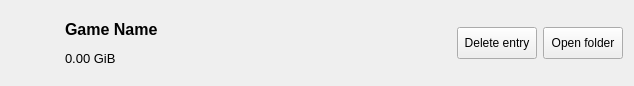
Above: src/forms/backupitem.ui from codestation/qcma before the change. Below: the same form after it.
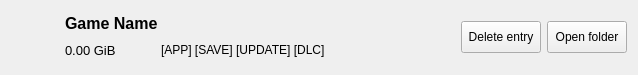
That is the form after the change.

Patch:
```diff
--- a/src/forms/backupitem.ui
+++ b/src/forms/backupitem.ui
@@ -6,10 +6,16 @@
    <rect>
     <x>0</x>
     <y>0</y>
-    <width>634</width>
-    <height>86</height>
+    <width>638</width>
+    <height>75</height>
    </rect>
   </property>
+  <property name="sizePolicy">
+   <sizepolicy hsizetype="Preferred" vsizetype="Maximum">
+    <horstretch>0</horstretch>
+    <verstretch>0</verstretch>
+   </sizepolicy>
+  </property>
   <property name="windowTitle">
    <string/>
   </property>
@@ -42,11 +48,57 @@
       </widget>
      </item>
      <item>
-      <widget class="QLabel" name="itemName">
-       <property name="text">
-        <string>&lt;html&gt;&lt;head/&gt;&lt;body&gt;&lt;p&gt;&lt;span style=&quot; font-size:12pt; font-weight:600;&quot;&gt;Game Name&lt;/span&gt;&lt;/p&gt;&lt;p&gt;&lt;span style=&quot; font-size:10pt;&quot;&gt;0.00 GiB&lt;/span&gt;&lt;/p&gt;&lt;/body&gt;&lt;/html&gt;</string>
+      <layout class="QVBoxLayout" name="verticalLayout_2">
+       <property name="rightMargin">
+        <number>5</number>
        </property>
-      </widget>
+       <item>
+        <widget class="QLabel" name="gameLabel">
+         <property name="text">
+          <string>&lt;p&gt;&lt;span style=&quot; font-size:12pt; font-weight:600;&quot;&gt;Game Name&lt;/span&gt;&lt;/p&gt;</string>
+         </property>
+        </widget>
+       </item>
+       <item>
+        <layout class="QHBoxLayout" name="horizontalLayout_2">
+         <item>
+          <widget class="QLabel" name="sizeLabel">
+           <property name="sizePolicy">
+            <sizepolicy hsizetype="Minimum" vsizetype="Preferred">
+             <horstretch>0</horstretch>
+             <verstretch>0</verstretch>
+            </sizepolicy>
+           </property>
+           <property name="minimumSize">
+            <size>
+             <width>90</width>
+             <height>0</height>
+            </size>
+           </property>
+           <property name="text">
+            <string>&lt;p&gt;&lt;span style=&quot; font-size:10pt;&quot;&gt;0.00 GiB&lt;/span&gt;&lt;/p&gt;</string>
+           </property>
+          </widget>
+         </item>
+         <item>
+          <widget class="QLabel" name="infoLabel">
+           <property name="sizePolicy">
+            <sizepolicy hsizetype="Expanding" vsizetype="Preferred">
+             <horstretch>0</horstretch>
+             <verstretch>0</verstretch>
+            </sizepolicy>
+           </property>
+           <property name="text">
+            <string>&lt;html&gt;&lt;head/&gt;&lt;body&gt;&lt;p&gt;&lt;span style=&quot; font-size:9pt;&quot;&gt;[APP] [SAVE] [UPDATE] [DLC]&lt;/span&gt;&lt;/p&gt;&lt;/body&gt;&lt;/html&gt;</string>
+           </property>
+           <property name="alignment">
+            <set>Qt::AlignLeading|Qt::AlignLeft|Qt::AlignVCenter</set>
+           </property>
+          </widget>
+         </item>
+        </layout>
+       </item>
+      </layout>
      </item>
      <item>
       <spacer name="horizontalSpacer">
```
